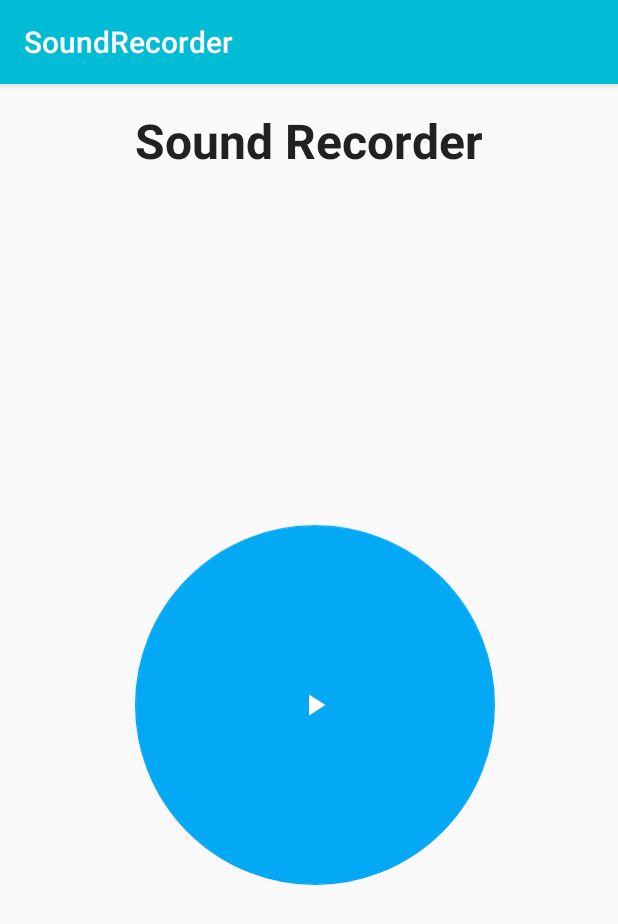
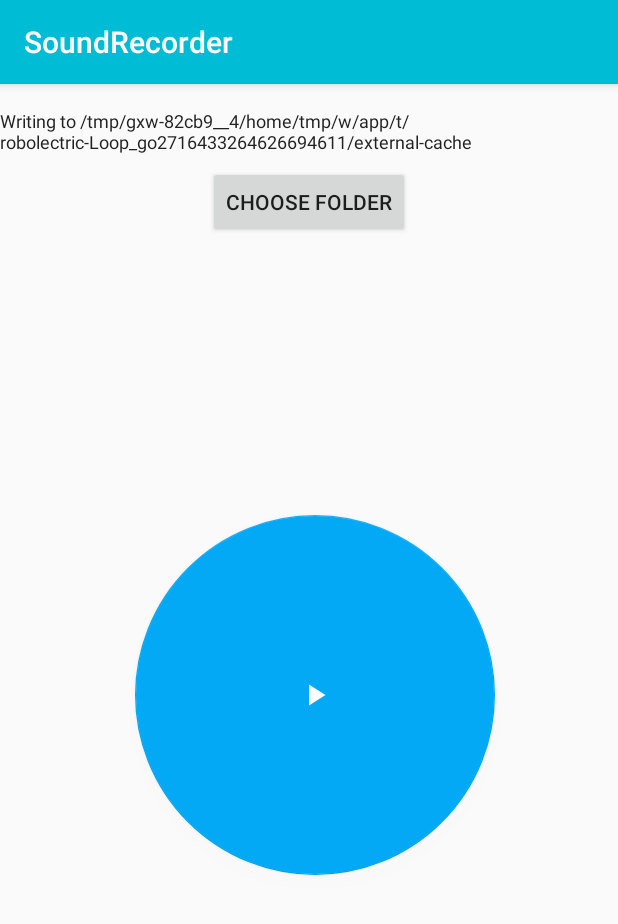
Before and after one commit to artyomefimov/SoundRecorder, an Android app: the screen it shows after launch (RecordActivity), on a phone screen of 412 x 824 dp. Shown: the top 924 px of the screen. Run offline under Robolectric (Android 15) with nearby library versions, the phone set to English and light mode, and no system bars; libraries missing offline, so code that uses them is left out: com.codekidlabs.storagechooser; 2 statements that could not run were skipped.

Commit message:
https://github.com/artyomefimov/SoundRecorder/issues/1 Now it is possible to choose a folder where the record will be saved. User can see the selected folder.

```diff
--- a/app/build.gradle
+++ b/app/build.gradle
@@ -29,6 +29,7 @@ dependencies {
     implementation 'com.android.support:design:28.0.0'
     implementation 'com.android.support.constraint:constraint-layout:1.1.3'
     implementation 'org.jetbrains.anko:anko-common:0.10.8'
+    implementation 'com.github.codekidX:storage-chooser:2.0.4.2'
     testImplementation 'junit:junit:4.12'
     androidTestImplementation 'com.android.support.test:runner:1.0.2'
     androidTestImplementation 'com.android.support.test.espresso:espresso-core:3.0.2'
--- a/app/src/main/AndroidManifest.xml
+++ b/app/src/main/AndroidManifest.xml
@@ -4,6 +4,7 @@
 
     <uses-permission android:name="android.permission.RECORD_AUDIO"/>
     <uses-permission android:name="android.permission.WRITE_EXTERNAL_STORAGE"/>
+    <uses-permission android:name="android.permission.READ_EXTERNAL_STORAGE"/>
 
     <application
             android:allowBackup="true"
@@ -11,8 +12,8 @@
             android:label="@string/app_name"
             android:roundIcon="@mipmap/ic_launcher_round"
             android:supportsRtl="true"
-            android:theme="@style/AppTheme" tools:ignore="GoogleAppIndexingWarning">
-        <activity android:name=".RecordActivity">
+            android:theme="@style/AppTheme" tools:ignore="GoogleAppIndexingWarning" tools:replace="android:theme">
+        <activity android:name=".activity.RecordActivity">
             <intent-filter>
                 <action android:name="android.intent.action.MAIN"/>
 
--- /dev/null
+++ b/app/src/main/java/com/artyomefimov/soundrecorder/Utils.kt
@@ -0,0 +1,9 @@
+package com.artyomefimov.soundrecorder
+
+import java.util.*
+
+fun getNameAccordingToDate(): String {
+    val calendar: Calendar = Calendar.getInstance()
+    return "${calendar[Calendar.DAY_OF_MONTH]}.${calendar[Calendar.MONTH]}.${calendar[Calendar.YEAR]}" +
+            "_${calendar[Calendar.HOUR_OF_DAY]}:${calendar[Calendar.MINUTE]}:${calendar[Calendar.SECOND]}.mp3"
+}
--- a/app/src/main/java/com/artyomefimov/soundrecorder/RecordActivity.kt
+++ b/app/src/main/java/com/artyomefimov/soundrecorder/activity/RecordActivity.kt
@@ -1,23 +1,28 @@
-package com.artyomefimov.soundrecorder
+package com.artyomefimov.soundrecorder.activity
 
 import android.Manifest
 import android.content.pm.PackageManager
 import android.os.Bundle
+import android.os.Environment
 import android.support.v4.app.ActivityCompat
-import android.support.v4.content.ContextCompat
 import android.support.v7.app.AppCompatActivity
 import android.view.Window
+import com.artyomefimov.soundrecorder.R
+import com.artyomefimov.soundrecorder.controller.RecorderController
+import com.codekidlabs.storagechooser.StorageChooser
 import kotlinx.android.synthetic.main.activity_main.*
 import org.jetbrains.anko.toast
+
 
 class RecordActivity : AppCompatActivity() {
 
     companion object {
-        private const val REQUEST_CODE = 10
+        private const val PERMISSIONS_REQUEST_CODE = 123
     }
 
     private var isPermissionGranted: Boolean = false
-    private var buttonState: RecorderController.RecordButtonState = RecorderController.RecordButtonState.STOPPED
+    internal var buttonState: RecorderController.RecordButtonState =
+        RecorderController.RecordButtonState.STOPPED
 
     override fun onCreate(savedInstanceState: Bundle?) {
         super.onCreate(savedInstanceState)
@@ -34,44 +39,52 @@ class RecordActivity : AppCompatActivity() {
                 android.Manifest.permission.READ_EXTERNAL_STORAGE
             )
 
-            ActivityCompat.requestPermissions(this, permissions, REQUEST_CODE)
+            ActivityCompat.requestPermissions(
+                this, permissions,
+                PERMISSIONS_REQUEST_CODE
+            )
         } else {
             isPermissionGranted = true
         }
 
+        val storageChooser = StorageChooser.Builder()
+            .withActivity(this)
+            .withFragmentManager(fragmentManager)
+            .withPredefinedPath(Environment.getExternalStorageDirectory().absolutePath)
+            .allowCustomPath(true)
+            .setType(StorageChooser.DIRECTORY_CHOOSER)
+            .build()
+
+        storageChooser.setOnSelectListener {
+            RecorderController.outputFilePath = it
+            folder_path_view.text = getFolderPathViewText(it)
+        }
+
         RecorderController.init()
 
-        updateButtonState()
+        folder_path_view.text = getFolderPathViewText(RecorderController.outputFilePath)
 
-        button_record.setOnClickListener {
+        updateButtonsState()
+
+        record_button.setOnClickListener {
             if (isPermissionGranted) {
                 RecorderController.handleClick()
-                updateButtonState()
+                updateButtonsState()
                 showToastIfFinished()
             } else {
                 toast(R.string.permissions_not_granted)
             }
         }
-    }
 
-    private fun updateButtonState() {
-        buttonState = RecorderController.currentState
-        button_record.setImageResource(buttonState.resourceId)
-    }
-
-    private fun showToastIfFinished() {
-        if (buttonState == RecorderController.RecordButtonState.STOPPED)
-            toast(R.string.recording_finished)
+        choose_folder_button.setOnClickListener {
+            storageChooser.show()
+        }
     }
 
     override fun onRequestPermissionsResult(requestCode: Int, permissions: Array<out String>, grantResults: IntArray) {
         super.onRequestPermissionsResult(requestCode, permissions, grantResults)
-        if (requestCode == REQUEST_CODE && grantResults[0] == PackageManager.PERMISSION_GRANTED) {
+        if (requestCode == PERMISSIONS_REQUEST_CODE && grantResults[0] == PackageManager.PERMISSION_GRANTED) {
             isPermissionGranted = true
         }
     }
-
-    private fun isPermissionNotGranted(permission: String): Boolean {
-        return ContextCompat.checkSelfPermission(this, permission) != PackageManager.PERMISSION_GRANTED
-    }
 }
--- /dev/null
+++ b/app/src/main/java/com/artyomefimov/soundrecorder/activity/RecordActivityFunctions.kt
@@ -0,0 +1,25 @@
+package com.artyomefimov.soundrecorder.activity
+
+import android.content.pm.PackageManager
+import android.support.v4.content.ContextCompat
+import com.artyomefimov.soundrecorder.R
+import com.artyomefimov.soundrecorder.controller.RecorderController
+import kotlinx.android.synthetic.main.activity_main.*
+import org.jetbrains.anko.toast
+
+fun RecordActivity.updateButtonsState() {
+    buttonState = RecorderController.state
+    record_button.setImageResource(buttonState.resourceId)
+    choose_folder_button.isEnabled = buttonState == RecorderController.RecordButtonState.STOPPED
+}
+
+fun RecordActivity.showToastIfFinished() {
+    if (buttonState == RecorderController.RecordButtonState.STOPPED)
+        toast(R.string.recording_finished)
+}
+
+fun RecordActivity.isPermissionNotGranted(permission: String): Boolean {
+    return ContextCompat.checkSelfPermission(this, permission) != PackageManager.PERMISSION_GRANTED
+}
+
+fun RecordActivity.getFolderPathViewText(path: String?): String = "${resources.getString(R.string.writing_to)} $path"
--- a/app/src/main/java/com/artyomefimov/soundrecorder/RecorderController.kt
+++ b/app/src/main/java/com/artyomefimov/soundrecorder/controller/RecorderController.kt
@@ -1,13 +1,15 @@
-package com.artyomefimov.soundrecorder
+package com.artyomefimov.soundrecorder.controller
 
 import android.media.MediaRecorder
 import android.os.Environment
 import android.util.Log
+import com.artyomefimov.soundrecorder.R
+import com.artyomefimov.soundrecorder.getNameAccordingToDate
 import java.io.IOException
 
 object RecorderController {
     private var isFirst = true
-    lateinit var currentState: RecordButtonState
+    lateinit var state: RecordButtonState
 
     enum class RecordButtonState(val resourceId: Int) {
         STARTED(R.drawable.ic_action_pause),
@@ -18,14 +20,18 @@ object RecorderController {
 
     private var isRecording: Boolean = false
     private var mediaRecorder: MediaRecorder? = null
-    private var output: String? = null
+    var outputFilePath: String? = null
+    set(folderPath) {
+        field = "$folderPath"
+        resetMediaRecorder()
+    }
 
     fun init() {
         if (isFirst) {
-            output =
-                Environment.getExternalStorageDirectory().absolutePath + "/record.mp3"
+            outputFilePath = Environment.getExternalStorageDirectory().absolutePath
             resetMediaRecorder()
-            currentState = RecorderController.RecordButtonState.STOPPED
+            state =
+                RecorderController.RecordButtonState.STOPPED
             isFirst = false
         }
     }
@@ -39,10 +45,11 @@ object RecorderController {
 
     private fun resetMediaRecorder() {
         mediaRecorder = MediaRecorder()
+        Log.i(TAG, mediaRecorder?.toString())
         mediaRecorder?.setAudioSource(MediaRecorder.AudioSource.MIC)
         mediaRecorder?.setOutputFormat(MediaRecorder.OutputFormat.MPEG_4)
         mediaRecorder?.setAudioEncoder(MediaRecorder.AudioEncoder.AAC)
-        mediaRecorder?.setOutputFile(output)
+        mediaRecorder?.setOutputFile("$outputFilePath/${getNameAccordingToDate()}")
     }
 
     private fun startRecording() {
@@ -53,11 +60,13 @@ object RecorderController {
             isRecording = true
 
             Log.i(TAG, "Recording was started!")
-            currentState = RecorderController.RecordButtonState.STARTED
+            state =
+                RecorderController.RecordButtonState.STARTED
         } catch (e: IOException) {
             Log.i(TAG, "Could not start recording!")
             Log.e(TAG, e.localizedMessage)
-            currentState = RecorderController.RecordButtonState.STOPPED
+            state =
+                RecorderController.RecordButtonState.STOPPED
         }
     }
 
@@ -69,6 +78,7 @@ object RecorderController {
 
         Log.i(TAG, "Recording was stopped!")
 
-        currentState = RecorderController.RecordButtonState.STOPPED
+        state =
+            RecorderController.RecordButtonState.STOPPED
     }
 }
--- a/app/src/main/res/layout/activity_main.xml
+++ b/app/src/main/res/layout/activity_main.xml
@@ -5,15 +5,14 @@
         xmlns:tools="http://schemas.android.com/tools"
         android:layout_width="match_parent"
         android:layout_height="match_parent"
-        tools:context=".RecordActivity">
+        tools:context=".activity.RecordActivity">
 
     <TextView
-            android:id="@+id/sound_recorder_header"
+            android:id="@+id/folder_path_view"
             android:layout_width="wrap_content"
             android:layout_height="wrap_content"
-            android:text="@string/header_name"
-            android:textSize="32sp"
-            android:textStyle="bold"
+            android:text=""
+            android:textSize="12sp"
             android:textColor="#212121"
             app:layout_constraintEnd_toEndOf="parent"
             app:layout_constraintStart_toStartOf="parent"
@@ -21,11 +20,11 @@
             app:layout_constraintTop_toTopOf="parent"/>
 
     <android.support.design.widget.FloatingActionButton
-            android:id="@+id/button_record"
+            android:id="@+id/record_button"
             android:layout_width="wrap_content"
             android:layout_height="wrap_content"
             android:background="@drawable/style_record_button"
-            app:layout_constraintTop_toBottomOf="@+id/sound_recorder_header"
+            app:layout_constraintTop_toBottomOf="@+id/folder_path_view"
             app:layout_constraintBottom_toBottomOf="parent"
             app:layout_constraintEnd_toEndOf="parent"
             android:layout_marginRight="8dp"
@@ -34,5 +33,15 @@
             android:layout_marginLeft="8dp"
             android:src = "@drawable/ic_action_play"
             app:fabCustomSize="240dp"/>
+    <Button
+            android:id="@+id/choose_folder_button"
+            android:layout_width="wrap_content"
+            android:layout_height="wrap_content"
+            android:layout_marginTop="8dp"
+            app:layout_constraintTop_toBottomOf="@+id/folder_path_view" app:layout_constraintEnd_toEndOf="parent"
+            android:layout_marginEnd="8dp" android:layout_marginRight="8dp"
+            app:layout_constraintStart_toStartOf="parent" android:layout_marginLeft="8dp"
+            android:layout_marginStart="8dp"
+            android:text="Choose folder"/>
 
 </android.support.constraint.ConstraintLayout>
--- a/app/src/main/res/values/strings.xml
+++ b/app/src/main/res/values/strings.xml
@@ -6,4 +6,5 @@
     <string name="button_stop">Stop</string>
     <string name="permissions_not_granted">Give the permissions to the sound recording and the storage access!</string>
     <string name="recording_finished">Recording was finished!</string>
+    <string name="writing_to">Writing to</string>
 </resources>
--- a/build.gradle
+++ b/build.gradle
@@ -19,7 +19,7 @@ allprojects {
     repositories {
         google()
         jcenter()
-
+        maven { url "https://jitpack.io" }
     }
 }
 
```
Also changed, not shown: 1 other file.
